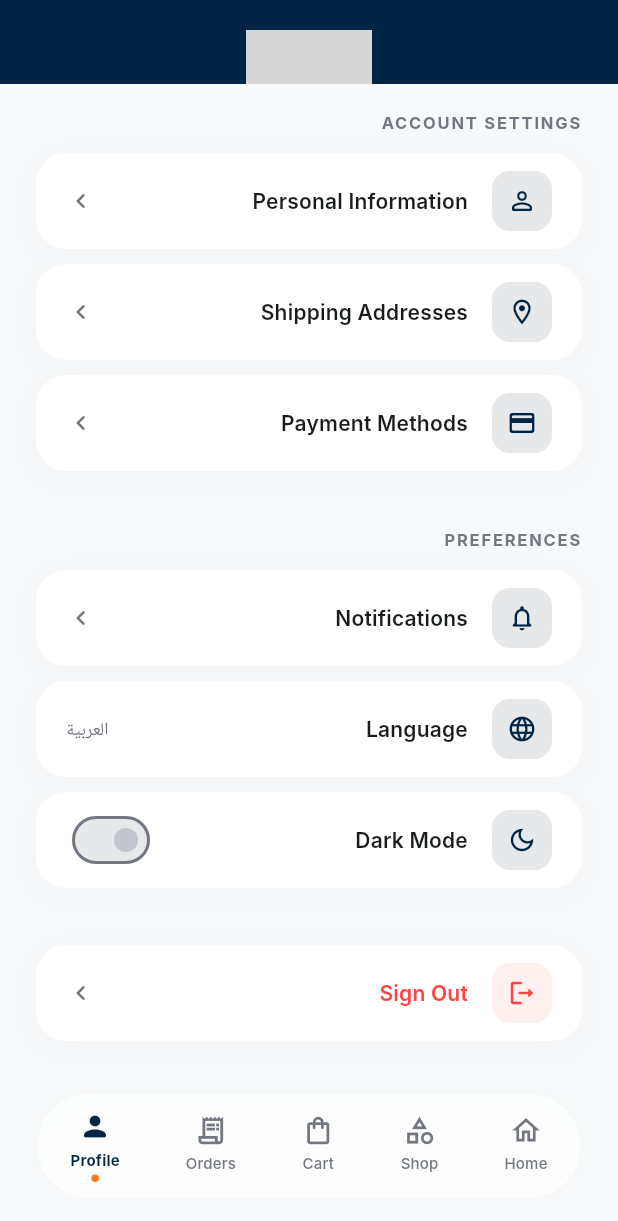
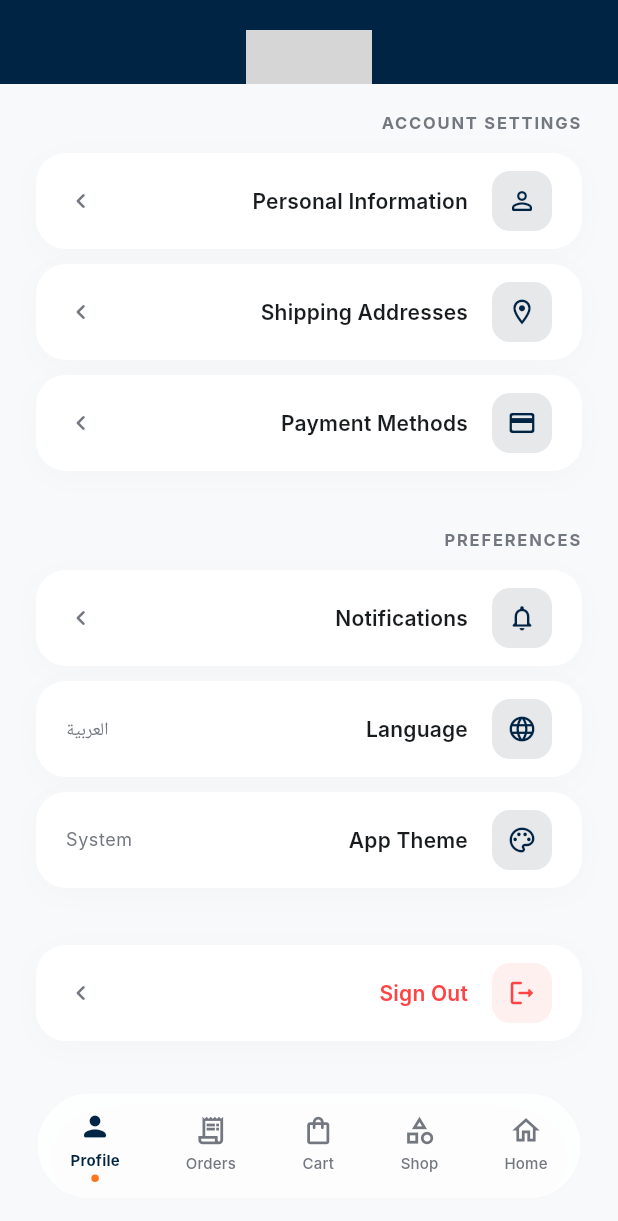
Before and after one commit to DevEslam1/NovaStore, a Flutter app: the screen it shows once a user with an empty profile is signed in, item 5 of the bottom bar chosen, scrolled down 194 dp, after a tap on "Language", on a phone screen of 412 x 824 dp. Shown: the top 1221 px of the screen. Run offline on Flutter 3.47's test engine with Material 3 defaults, Android fonts, the phone set to English and light mode, and no system bars; our stand-ins replace cached_network_image, cloud_firestore, dartz, dio, equatable, firebase_auth and 6 more; accounts and stored records are empty; network calls fail; Roboto replaces fonts that are missing (Inter); grey boxes are pictures that could not be loaded.

Commit message:
feat: implement core architecture, dependency injection, and initial feature modules for home, cart, and profile screens

```diff
--- a/lib/core/bloc/app_config_bloc.dart
+++ b/lib/core/bloc/app_config_bloc.dart
@@ -1,6 +1,7 @@
 import 'package:flutter/material.dart';
 import 'package:flutter_bloc/flutter_bloc.dart';
 import 'package:equatable/equatable.dart';
+import 'package:shared_preferences/shared_preferences.dart';
 
 // Events
 abstract class AppConfigEvent extends Equatable {
@@ -8,6 +9,8 @@ abstract class AppConfigEvent extends Equatable {
   @override
   List<Object?> get props => [];
 }
+
+class LoadConfig extends AppConfigEvent {}
 
 class ChangeLocale extends AppConfigEvent {
   final Locale locale;
@@ -36,7 +39,7 @@ class AppConfigState extends Equatable {
   factory AppConfigState.initial() {
     return const AppConfigState(
       locale: Locale('en'),
-      themeMode: ThemeMode.light,
+      themeMode: ThemeMode.system, // Default to system on first install
     );
   }
 
@@ -56,11 +59,39 @@ class AppConfigState extends Equatable {
 
 // Bloc
 class AppConfigBloc extends Bloc<AppConfigEvent, AppConfigState> {
-  AppConfigBloc() : super(AppConfigState.initial()) {
-    on<ChangeLocale>((event, emit) {
+  final SharedPreferences sharedPreferences;
+
+  static const _themeKey = 'theme_mode';
+  static const _localeKey = 'locale';
+
+  AppConfigBloc({required this.sharedPreferences}) : super(AppConfigState.initial()) {
+    on<LoadConfig>((event, emit) {
+      final themeStr = sharedPreferences.getString(_themeKey);
+      final localeStr = sharedPreferences.getString(_localeKey);
+
+      ThemeMode themeMode = ThemeMode.system;
+      if (themeStr != null) {
+        themeMode = ThemeMode.values.firstWhere(
+          (m) => m.toString() == themeStr,
+          orElse: () => ThemeMode.system,
+        );
+      }
+
+      Locale locale = const Locale('en');
+      if (localeStr != null) {
+        locale = Locale(localeStr);
+      }
+
+      emit(state.copyWith(themeMode: themeMode, locale: locale));
+    });
+
+    on<ChangeLocale>((event, emit) async {
+      await sharedPreferences.setString(_localeKey, event.locale.languageCode);
       emit(state.copyWith(locale: event.locale));
     });
-    on<ToggleTheme>((event, emit) {
+
+    on<ToggleTheme>((event, emit) async {
+      await sharedPreferences.setString(_themeKey, event.themeMode.toString());
       emit(state.copyWith(themeMode: event.themeMode));
     });
   }
--- a/lib/core/di/injection_container.dart
+++ b/lib/core/di/injection_container.dart
@@ -86,7 +86,7 @@ Future<void> init() async {
 
   //! Features - Core & Common
   // Blocs
-  sl.registerLazySingleton(() => AppConfigBloc());
+  sl.registerLazySingleton(() => AppConfigBloc(sharedPreferences: sl()));
   sl.registerLazySingleton(() => CartBloc(repository: sl()));
   sl.registerLazySingleton(() => OrdersBloc(repository: sl()));
 
--- a/lib/core/routing/app_router.dart
+++ b/lib/core/routing/app_router.dart
@@ -12,7 +12,7 @@ import '../../features/cart/presentation/pages/payment_page.dart';
 import '../../features/shop/presentation/pages/search_page.dart';
 import '../../features/orders/presentation/pages/order_tracking_page.dart';
 import '../../shared/widgets/main_scaffold.dart';
-import '../../shared/domain/entities/product.dart';
+import 'package:newstore/shared/domain/entities/product.dart';
 import '../di/injection_container.dart';
 
 class AppRouter {
--- a/lib/features/cart/data/models/cart_item_model.dart
+++ b/lib/features/cart/data/models/cart_item_model.dart
@@ -1,5 +1,5 @@
-import '../../domain/entities/cart_item.dart';
-import '../../../../shared/data/models/product_model.dart';
+import 'package:newstore/features/cart/domain/entities/cart_item.dart';
+import 'package:newstore/shared/data/models/product_model.dart';
 
 class CartItemModel extends CartItem {
   const CartItemModel({
--- a/lib/features/home/domain/repositories/product_repository.dart
+++ b/lib/features/home/domain/repositories/product_repository.dart
@@ -1,6 +1,6 @@
 import 'package:dartz/dartz.dart';
-import '../../../../shared/domain/entities/product.dart';
-import '../../../../core/error/failures.dart';
+import 'package:newstore/shared/domain/entities/product.dart';
+import 'package:newstore/core/error/failures.dart';
 
 abstract class ProductRepository {
   Future<Either<Failure, List<Product>>> getProducts();
--- a/lib/features/home/domain/usecases/get_products_usecase.dart
+++ b/lib/features/home/domain/usecases/get_products_usecase.dart
@@ -1,7 +1,7 @@
 import 'package:dartz/dartz.dart';
-import '../repositories/product_repository.dart';
-import '../../../../shared/domain/entities/product.dart';
-import '../../../../core/error/failures.dart';
+import 'package:newstore/features/home/domain/repositories/product_repository.dart';
+import 'package:newstore/shared/domain/entities/product.dart';
+import 'package:newstore/core/error/failures.dart';
 
 class GetProductsUseCase {
   final ProductRepository repository;
--- a/lib/features/home/presentation/bloc/products_bloc.dart
+++ b/lib/features/home/presentation/bloc/products_bloc.dart
@@ -1,7 +1,7 @@
 import 'package:flutter_bloc/flutter_bloc.dart';
 import 'package:equatable/equatable.dart';
 import '../../domain/usecases/get_products_usecase.dart';
-import '../../../../shared/domain/entities/product.dart';
+import 'package:newstore/shared/domain/entities/product.dart';
 
 // Events
 abstract class ProductsEvent extends Equatable {
--- a/lib/features/home/presentation/pages/home_page.dart
+++ b/lib/features/home/presentation/pages/home_page.dart
@@ -5,7 +5,7 @@ import 'package:newstore/shared/widgets/product_card.dart';
 import 'package:newstore/core/routing/app_router.dart';
 import 'package:go_router/go_router.dart';
 import 'package:newstore/core/localization/app_localizations.dart';
-import '../bloc/products_bloc.dart';
+import 'package:newstore/features/home/presentation/bloc/products_bloc.dart';
 
 /// Home & Discovery screen following the "NovaStore" design system.
 class HomePage extends StatelessWidget {
--- a/lib/features/profile/presentation/pages/profile_page.dart
+++ b/lib/features/profile/presentation/pages/profile_page.dart
@@ -1,7 +1,9 @@
 import 'package:flutter/material.dart';
+import 'package:flutter/foundation.dart';
 import 'package:flutter_bloc/flutter_bloc.dart';
 import '../../../../core/bloc/app_config_bloc.dart';
 import '../../../auth/presentation/bloc/auth_bloc.dart';
+import 'package:newstore/core/utils/firebase_seeder.dart';
 
 class ProfilePage extends StatelessWidget {
   const ProfilePage({super.key});
@@ -122,17 +124,99 @@ class ProfilePage extends StatelessWidget {
                       },
                     ),
                     _ProfileTile(
-                      icon: Icons.dark_mode_outlined,
+                      icon: Icons.palette_outlined,
+                      title: 'App Theme',
+                      trailing: configState.themeMode == ThemeMode.system
+                          ? 'System'
+                          : configState.themeMode == ThemeMode.dark
+                              ? 'Dark'
+                              : 'Light',
+                      onTap: () {
+                        showModalBottomSheet(
+                          context: context,
+                          backgroundColor: theme.colorScheme.surface,
+                          shape: const RoundedRectangleBorder(
+                            borderRadius: BorderRadius.vertical(top: Radius.circular(28)),
+                          ),
+                          builder: (context) => Container(
+                            padding: const EdgeInsets.symmetric(vertical: 24),
+                            child: Column(
+                              mainAxisSize: MainAxisSize.min,
+                              children: [
+                                Text(
+                                  'Choose Theme',
+                                  style: theme.textTheme.titleMedium?.copyWith(
+                                    fontWeight: FontWeight.w800,
+                                  ),
+                                ),
+                                const SizedBox(height: 16),
+                                _ThemeOption(
+                                  title: 'System Default',
+                                  icon: Icons.settings_brightness_rounded,
+                                  isSelected: configState.themeMode == ThemeMode.system,
+                                  onTap: () {
+                                    context.read<AppConfigBloc>().add(const ToggleTheme(ThemeMode.system));
+                                    Navigator.pop(context);
+                                  },
+                                ),
+                                _ThemeOption(
+                                  title: 'Light Mode',
+                                  icon: Icons.light_mode_rounded,
+                                  isSelected: configState.themeMode == ThemeMode.light,
+                                  onTap: () {
+                                    context.read<AppConfigBloc>().add(const ToggleTheme(ThemeMode.light));
+                                    Navigator.pop(context);
+                                  },
+                                ),
+                                _ThemeOption(
                                   title: 'Dark Mode',
-                      isSwitch: true,
-                      switchValue: configState.themeMode == ThemeMode.dark,
-                      onSwitchChanged: (value) {
-                        context.read<AppConfigBloc>().add(
-                          ToggleTheme(value ? ThemeMode.dark : ThemeMode.light),
+                                  icon: Icons.dark_mode_rounded,
+                                  isSelected: configState.themeMode == ThemeMode.dark,
+                                  onTap: () {
+                                    context.read<AppConfigBloc>().add(const ToggleTheme(ThemeMode.dark));
+                                    Navigator.pop(context);
+                                  },
+                                ),
+                              ],
+                            ),
+                          ),
                         );
                       },
-                      onTap: () {},
                     ),
+
+                    if (kDebugMode) ...[
+                      const SizedBox(height: 28),
+                      _SectionTitle(title: 'Developer Tools', theme: theme),
+                      const SizedBox(height: 12),
+                      _ProfileTile(
+                        icon: Icons.cloud_upload_outlined,
+                        title: 'Seed Products to Firebase',
+                        onTap: () async {
+                          final messenger = ScaffoldMessenger.of(context);
+                          try {
+                            messenger.showSnackBar(
+                              const SnackBar(content: Text('Seeding products...')),
+                            );
+                            await FirebaseSeeder.seedProducts();
+                            if (!context.mounted) return;
+                            messenger.showSnackBar(
+                              const SnackBar(
+                                content: Text('Products seeded successfully!'),
+                                backgroundColor: Colors.green,
+                              ),
+                            );
+                          } catch (e) {
+                            if (!context.mounted) return;
+                            messenger.showSnackBar(
+                              SnackBar(
+                                content: Text('Failed to seed: $e'),
+                                backgroundColor: Colors.red,
+                              ),
+                            );
+                          }
+                        },
+                      ),
+                    ],
 
                     const SizedBox(height: 28),
                     _ProfileTile(
@@ -176,9 +260,6 @@ class _ProfileTile extends StatelessWidget {
   final IconData icon;
   final String title;
   final String? trailing;
-  final bool isSwitch;
-  final bool? switchValue;
-  final Function(bool)? onSwitchChanged;
   final bool isDestructive;
   final VoidCallback onTap;
 
@@ -186,9 +267,6 @@ class _ProfileTile extends StatelessWidget {
     required this.icon,
     required this.title,
     this.trailing,
-    this.isSwitch = false,
-    this.switchValue,
-    this.onSwitchChanged,
     this.isDestructive = false,
     required this.onTap,
   });
@@ -233,9 +311,7 @@ class _ProfileTile extends StatelessWidget {
             fontWeight: FontWeight.w600,
           ),
         ),
-        trailing: isSwitch
-            ? Switch(value: switchValue ?? false, onChanged: onSwitchChanged)
-            : (trailing != null
+        trailing: trailing != null
                ? Text(
                    trailing!,
                    style: theme.textTheme.bodySmall?.copyWith(
@@ -246,9 +322,42 @@ class _ProfileTile extends StatelessWidget {
                    Icons.chevron_right_rounded,
                    size: 20,
                    color: theme.colorScheme.outline,
-                    )),
-        onTap: isSwitch ? null : onTap,
+                 ),
+        onTap: onTap,
       ),
     );
   }
 }
+
+class _ThemeOption extends StatelessWidget {
+  final String title;
+  final IconData icon;
+  final bool isSelected;
+  final VoidCallback onTap;
+
+  const _ThemeOption({
+    required this.title,
+    required this.icon,
+    required this.isSelected,
+    required this.onTap,
+  });
+
+  @override
+  Widget build(BuildContext context) {
+    final theme = Theme.of(context);
+    return ListTile(
+      leading: Icon(icon, color: isSelected ? theme.colorScheme.primary : null),
+      title: Text(
+        title,
+        style: TextStyle(
+          color: isSelected ? theme.colorScheme.primary : null,
+          fontWeight: isSelected ? FontWeight.w700 : null,
+        ),
+      ),
+      trailing: isSelected
+          ? Icon(Icons.check_circle_rounded, color: theme.colorScheme.primary)
+          : null,
+      onTap: onTap,
+    );
+  }
+}
--- a/lib/main.dart
+++ b/lib/main.dart
@@ -27,7 +27,7 @@ class MyApp extends StatelessWidget {
   Widget build(BuildContext context) {
     return MultiBlocProvider(
       providers: [
-        BlocProvider(create: (context) => di.sl<AppConfigBloc>()),
+        BlocProvider(create: (context) => di.sl<AppConfigBloc>()..add(LoadConfig())),
         BlocProvider(create: (context) => di.sl<CartBloc>()..add(LoadCart())),
         BlocProvider(create: (context) => di.sl<OrdersBloc>()),
         BlocProvider(
--- a/lib/shared/data/models/product_model.dart
+++ b/lib/shared/data/models/product_model.dart
@@ -1,4 +1,4 @@
-import '../../domain/entities/product.dart';
+import 'package:newstore/shared/domain/entities/product.dart';
 
 class ProductModel extends Product {
   const ProductModel({
--- a/lib/shared/widgets/product_card.dart
+++ b/lib/shared/widgets/product_card.dart
@@ -1,6 +1,6 @@
 import 'package:flutter/material.dart';
 import 'package:cached_network_image/cached_network_image.dart';
-import '../domain/entities/product.dart';
+import 'package:newstore/shared/domain/entities/product.dart';
 
 /// Product card matching the "NovaStore" spec:
 ///   • Zero borders, `surfaceContainerLowest` background.
```
Also changed, not shown: lib/core/utils/firebase_seeder.dart (added, +33 -0 lines), lib/features/home/data/repositories/product_repository_impl.dart (+6 -6 lines), lib/shared/widgets/main_scaffold.dart (+5 -8 lines). Lines whose indentation alone changed are shown as unchanged.
